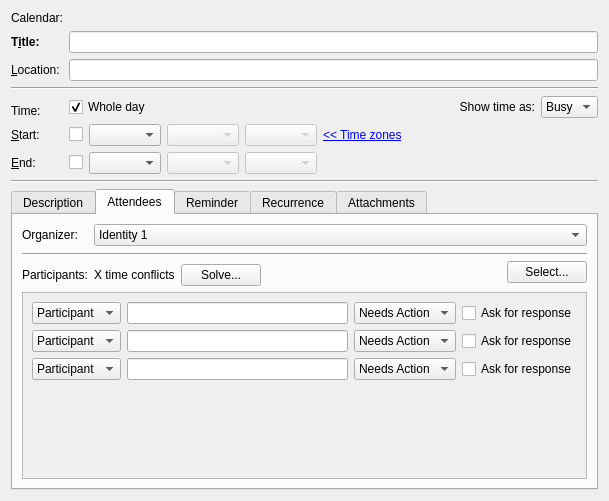
This is incidenceeditors/incidenceeditor-ng/eventortododesktop.ui in chusopr/kdepim-ktimetracker-akonadi as Qt 5 draws it before an edit. The edited form follows.
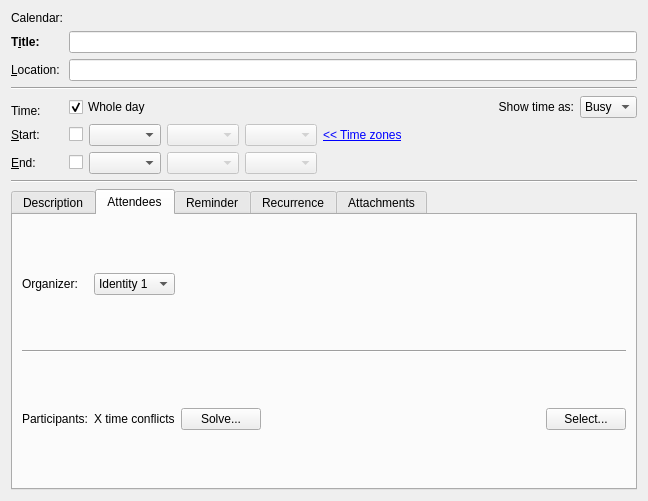
This is the edited form. The open tabs and pages were chosen to show the change. Custom widgets are drawn as their Qt base class.

Commit message: integrate the new attendee editor, replacing the hardcoded non functional proof of concept.

The edit to the form file:
```diff
--- a/incidenceeditors/incidenceeditor-ng/eventortododesktop.ui
+++ b/incidenceeditors/incidenceeditor-ng/eventortododesktop.ui
@@ -6,7 +6,7 @@
    <rect>
     <x>0</x>
     <y>0</y>
-    <width>609</width>
+    <width>648</width>
     <height>501</height>
    </rect>
   </property>
@@ -536,8 +536,8 @@
          </property>
         </widget>
        </item>
-       <item row="0" column="1" colspan="4">
-        <widget class="QComboBox" name="comboBox_6">
+       <item row="0" column="1">
+        <widget class="QComboBox" name="mOrganizerCombo">
          <item>
           <property name="text">
            <string>Identity 1</string>
@@ -550,20 +550,13 @@
          </item>
         </widget>
        </item>
-       <item row="1" column="0" rowspan="2" colspan="5">
+       <item row="1" column="0" colspan="5">
         <widget class="Line" name="line_3">
          <property name="orientation">
           <enum>Qt::Horizontal</enum>
          </property>
         </widget>
        </item>
-       <item row="2" column="4" rowspan="2">
-        <widget class="QPushButton" name="pushButton_5">
-         <property name="text">
-          <string>Select...</string>
-         </property>
-        </widget>
-       </item>
        <item row="3" column="0">
         <widget class="QLabel" name="label_5">
          <property name="text">
@@ -598,267 +591,11 @@
          </property>
         </spacer>
        </item>
-       <item row="4" column="0" colspan="5">
-        <widget class="QScrollArea" name="scrollArea">
-         <property name="widgetResizable">
-          <bool>true</bool>
+       <item row="3" column="4">
+        <widget class="QPushButton" name="mSelectButton">
+         <property name="text">
+          <string>Select...</string>
          </property>
-         <widget class="QWidget" name="scrollAreaWidgetContents">
-          <property name="geometry">
-           <rect>
-            <x>0</x>
-            <y>0</y>
-            <width>579</width>
-            <height>200</height>
-           </rect>
-          </property>
-          <layout class="QGridLayout" name="gridLayout_13">
-           <item row="0" column="0">
-            <widget class="QComboBox" name="comboBox_8">
-             <item>
-              <property name="text">
-               <string>Participant</string>
-              </property>
-             </item>
-             <item>
-              <property name="text">
-               <string>Optional</string>
-              </property>
-             </item>
-             <item>
-              <property name="text">
-               <string>Observer</string>
-              </property>
-             </item>
-             <item>
-              <property name="text">
-               <string>Chair</string>
-              </property>
-             </item>
-            </widget>
-           </item>
-           <item row="0" column="1">
-            <widget class="KLineEdit" name="klineedit">
-             <property name="text">
-              <string/>
-             </property>
-            </widget>
-           </item>
-           <item row="0" column="2">
-            <widget class="QComboBox" name="comboBox_7">
-             <item>
-              <property name="text">
-               <string>Needs Action</string>
-              </property>
-             </item>
-             <item>
-              <property name="text">
-               <string>Accepted</string>
-              </property>
-             </item>
-             <item>
-              <property name="text">
-               <string>Declined</string>
-              </property>
-             </item>
-             <item>
-              <property name="text">
-               <string>Tentative</string>
-              </property>
-             </item>
-             <item>
-              <property name="text">
-               <string>Delegated</string>
-              </property>
-             </item>
-             <item>
-              <property name="text">
-               <string>Completed</string>
-              </property>
-             </item>
-             <item>
-              <property name="text">
-               <string>in Process</string>
-              </property>
-             </item>
-            </widget>
-           </item>
-           <item row="0" column="3">
-            <widget class="QCheckBox" name="checkBox">
-             <property name="text">
-              <string>Ask for response</string>
-             </property>
-            </widget>
-           </item>
-           <item row="1" column="0">
-            <widget class="QComboBox" name="comboBox_10">
-             <item>
-              <property name="text">
-               <string>Participant</string>
-              </property>
-             </item>
-             <item>
-              <property name="text">
-               <string>Optional</string>
-              </property>
-             </item>
-             <item>
-              <property name="text">
-               <string>Observer</string>
-              </property>
-             </item>
-             <item>
-              <property name="text">
-               <string>Chair</string>
-              </property>
-             </item>
-            </widget>
-           </item>
-           <item row="1" column="1">
-            <widget class="KLineEdit" name="klineedit_2">
-             <property name="text">
-              <string/>
-             </property>
-            </widget>
-           </item>
-           <item row="1" column="2">
-            <widget class="QComboBox" name="comboBox_9">
-             <item>
-              <property name="text">
-               <string>Needs Action</string>
-              </property>
-             </item>
-             <item>
-              <property name="text">
-               <string>Accepted</string>
-              </property>
-             </item>
-             <item>
-              <property name="text">
-               <string>Declined</string>
-              </property>
-             </item>
-             <item>
-              <property name="text">
-               <string>Tentative</string>
-              </property>
-             </item>
-             <item>
-              <property name="text">
-               <string>Delegated</string>
-              </property>
-             </item>
-             <item>
-              <property name="text">
-               <string>Completed</string>
-              </property>
-             </item>
-             <item>
-              <property name="text">
-               <string>in Process</string>
-              </property>
-             </item>
-            </widget>
-           </item>
-           <item row="1" column="3">
-            <widget class="QCheckBox" name="checkBox_2">
-             <property name="text">
-              <string>Ask for response</string>
-             </property>
-            </widget>
-           </item>
-           <item row="2" column="0">
-            <widget class="QComboBox" name="comboBox_12">
-             <item>
-              <property name="text">
-               <string>Participant</string>
-              </property>
-             </item>
-             <item>
-              <property name="text">
-               <string>Optional</string>
-              </property>
-             </item>
-             <item>
-              <property name="text">
-               <string>Observer</string>
-              </property>
-             </item>
-             <item>
-              <property name="text">
-               <string>Chair</string>
-              </property>
-             </item>
-            </widget>
-           </item>
-           <item row="2" column="1">
-            <widget class="KLineEdit" name="klineedit_3">
-             <property name="text">
-              <string/>
-             </property>
-            </widget>
-           </item>
-           <item row="2" column="2">
-            <widget class="QComboBox" name="comboBox_11">
-             <item>
-              <property name="text">
-               <string>Needs Action</string>
-              </property>
-             </item>
-             <item>
-              <property name="text">
-               <string>Accepted</string>
-              </property>
-             </item>
-             <item>
-              <property name="text">
-               <string>Declined</string>
-              </property>
-             </item>
-             <item>
-              <property name="text">
-               <string>Tentative</string>
-              </property>
-             </item>
-             <item>
-              <property name="text">
-               <string>Delegated</string>
-              </property>
-             </item>
-             <item>
-              <property name="text">
-               <string>Completed</string>
-              </property>
-             </item>
-             <item>
-              <property name="text">
-               <string>in Process</string>
-              </property>
-             </item>
-            </widget>
-           </item>
-           <item row="2" column="3">
-            <widget class="QCheckBox" name="checkBox_3">
-             <property name="text">
-              <string>Ask for response</string>
-             </property>
-            </widget>
-           </item>
-           <item row="3" column="0" colspan="4">
-            <spacer name="verticalSpacer_3">
-             <property name="orientation">
-              <enum>Qt::Vertical</enum>
-             </property>
-             <property name="sizeHint" stdset="0">
-              <size>
-               <width>20</width>
-               <height>40</height>
-              </size>
-             </property>
-            </spacer>
-           </item>
-          </layout>
-         </widget>
         </widget>
        </item>
       </layout>
```
Left out of the diff: 22 changed lines with no effect on the pictures. The commit also changes 2 other files.
